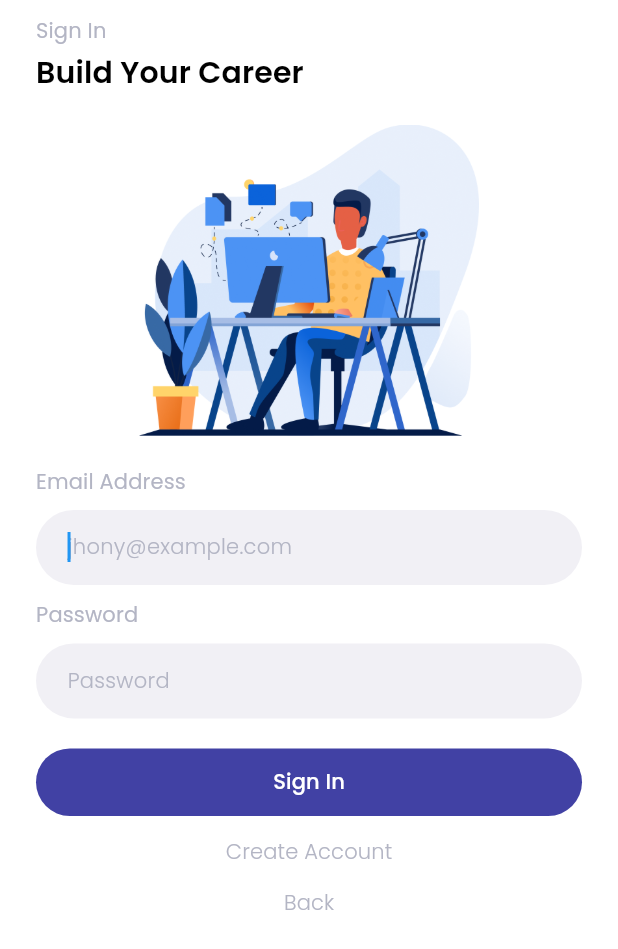
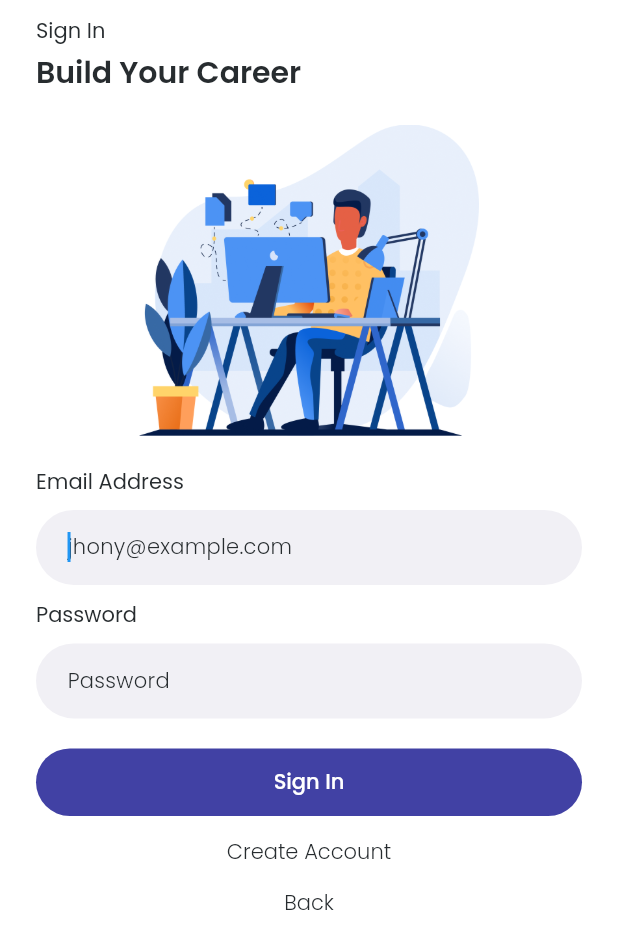
Before and after one commit to fathulaziss/findjob, a Flutter app: the screen it shows after launch, after a tap on "Sign In", on a phone screen of 412 x 824 dp. Shown: the top 949 px of the screen. Run offline on Flutter 3.47's test engine with Material 2 defaults, Android fonts, the phone set to English and light mode, and no system bars; our stand-ins replace get, google_fonts.

Commit message:
update style text

```diff
--- a/lib/shared/shared.dart
+++ /dev/null
@@ -1,2 +0,0 @@
-export 'assets.dart';
-export 'theme.dart';
--- a/lib/shared/styles.dart
+++ b/lib/shared/styles.dart
@@ -21,6 +21,7 @@ class AppColors {
 }
 
 class FontSizes {
+  static double get s10 => 10 * scale;
   static double get s14 => 14 * scale;
   static double get s16 => 16 * scale;
   static double get s20 => 20 * scale;
--- a/lib/shared/theme.dart
+++ /dev/null
@@ -1,14 +0,0 @@
-import 'package:flutter/material.dart';
-import 'package:google_fonts/google_fonts.dart';
-
-Color mainColor = Color(0xFF4141A4);
-Color secondColor = Color(0xFFFD4F56);
-
-TextStyle whiteTextStyle = GoogleFonts.poppins().copyWith(
-    color: Colors.white, fontWeight: FontWeight.w300, letterSpacing: 0.1);
-TextStyle blackTextStyle = GoogleFonts.poppins().copyWith(
-    color: Colors.black, fontWeight: FontWeight.w300, letterSpacing: 0.1);
-TextStyle purpleTextStyle = GoogleFonts.poppins().copyWith(
-    color: mainColor, fontWeight: FontWeight.w300, letterSpacing: 0.1);
-TextStyle grayTextStyle = GoogleFonts.poppins().copyWith(
-    color: Color(0xFFB3B5C4), fontWeight: FontWeight.w300, letterSpacing: 0.1);
--- a/lib/ui/pages/logged/favorite_page.dart
+++ b/lib/ui/pages/logged/favorite_page.dart
@@ -1,4 +1,4 @@
-import 'package:findjob/shared/shared.dart';
+import 'package:findjob/shared/styles.dart';
 import 'package:flutter/material.dart';
 
 class FavoritePage extends StatelessWidget {
@@ -9,7 +9,7 @@ class FavoritePage extends StatelessWidget {
     return Container(
       color: Colors.white,
       child: Center(
-        child: Text("Like Page", style: blackTextStyle),
+        child: Text("Like Page", style: TextStyles.blackMedium),
       ),
     );
   }
--- a/lib/ui/pages/logged/home_page.dart
+++ b/lib/ui/pages/logged/home_page.dart
@@ -1,4 +1,4 @@
-import 'package:findjob/shared/shared.dart';
+import 'package:findjob/shared/styles.dart';
 import 'package:flutter/material.dart';
 
 class HomePage extends StatelessWidget {
@@ -9,7 +9,7 @@ class HomePage extends StatelessWidget {
     return Container(
       color: Colors.white,
       child: Center(
-        child: Text("Home Page", style: blackTextStyle),
+        child: Text("Home Page", style: TextStyles.blackMedium),
       ),
     );
   }
--- a/lib/ui/pages/logged/notification_page.dart
+++ b/lib/ui/pages/logged/notification_page.dart
@@ -1,4 +1,4 @@
-import 'package:findjob/shared/shared.dart';
+import 'package:findjob/shared/styles.dart';
 import 'package:flutter/material.dart';
 
 class NotificationPage extends StatelessWidget {
@@ -9,7 +9,7 @@ class NotificationPage extends StatelessWidget {
     return Container(
       color: Colors.white,
       child: Center(
-        child: Text("Notification Page", style: blackTextStyle),
+        child: Text("Notification Page", style: TextStyles.blackMedium),
       ),
     );
   }
--- a/lib/ui/pages/logged/profile_page.dart
+++ b/lib/ui/pages/logged/profile_page.dart
@@ -1,4 +1,4 @@
-import 'package:findjob/shared/shared.dart';
+import 'package:findjob/shared/styles.dart';
 import 'package:flutter/material.dart';
 
 class ProfilePage extends StatelessWidget {
@@ -9,7 +9,7 @@ class ProfilePage extends StatelessWidget {
     return Container(
       color: Colors.white,
       child: Center(
-        child: Text("Profile Page", style: blackTextStyle),
+        child: Text("Profile Page", style: TextStyles.blackMedium),
       ),
     );
   }
--- a/lib/ui/pages/non_logged/login_page.dart
+++ b/lib/ui/pages/non_logged/login_page.dart
@@ -1,4 +1,5 @@
-import 'package:findjob/shared/shared.dart';
+import 'package:findjob/shared/assets.dart';
+import 'package:findjob/shared/styles.dart';
 import 'package:findjob/ui/pages/logged/main_page.dart';
 import 'package:findjob/ui/pages/non_logged/register_page.dart';
 import 'package:findjob/ui/widgets/button_primary.dart';
@@ -43,9 +44,8 @@ class _LoginPageState extends State<LoginPage> {
                   obsecureText: true,
                 ),
                 ButtonPrimary(
-                  backgroundColor: mainColor,
-                  titleStyle: whiteTextStyle.copyWith(
-                      fontSize: 14, fontWeight: FontWeight.w500),
+                  backgroundColor: AppColors.mainColor,
+                  titleStyle: TextStyles.whiteMedium,
                   title: 'Sign In',
                   onPressed: () {
                     Get.to(() => MainPage(
@@ -62,19 +62,13 @@ class _LoginPageState extends State<LoginPage> {
                         Colors.black.withOpacity(0.05)),
                     shadowColor: MaterialStateProperty.all(Colors.transparent),
                   ),
-                  child: Text(
-                    "Create Account",
-                    style: grayTextStyle.copyWith(fontSize: 14),
-                  ),
+                  child: Text("Create Account", style: TextStyles.greyLight),
                 ),
                 InkWell(
                   onTap: () {
                     Get.back();
                   },
-                  child: Text(
-                    "Back",
-                    style: grayTextStyle.copyWith(fontSize: 14),
-                  ),
+                  child: Text("Back", style: TextStyles.greyLight),
                 )
               ],
             ),
@@ -88,13 +82,10 @@ class _LoginPageState extends State<LoginPage> {
     return Column(
       crossAxisAlignment: CrossAxisAlignment.start,
       children: [
-        Text('Sign In',
-            style: grayTextStyle.copyWith(
-                fontSize: 14, fontWeight: FontWeight.w400)),
+        Text('Sign In', style: TextStyles.greyNormal),
         SizedBox(height: 2),
         Text('Build Your Career',
-            style: blackTextStyle.copyWith(
-                fontSize: 20, fontWeight: FontWeight.w600)),
+            style: TextStyles.blackSemiBold.copyWith(fontSize: FontSizes.s20)),
         SizedBox(height: 20),
         Center(
             child: Image.asset(Assets.imageLogin,
--- a/lib/ui/pages/non_logged/onboarding_page.dart
+++ b/lib/ui/pages/non_logged/onboarding_page.dart
@@ -1,5 +1,5 @@
 import 'package:findjob/shared/assets.dart';
-import 'package:findjob/shared/shared.dart';
+import 'package:findjob/shared/styles.dart';
 import 'package:findjob/ui/pages/non_logged/login_page.dart';
 import 'package:findjob/ui/pages/non_logged/register_page.dart';
 import 'package:findjob/ui/widgets/button_outlined.dart';
@@ -28,12 +28,10 @@ class OnBoardingPage extends StatelessWidget {
                 crossAxisAlignment: CrossAxisAlignment.start,
                 children: [
                   Text('Build Your Habbit\nto Get Future Career\nLike a Master',
-                      style: whiteTextStyle.copyWith(
-                          fontSize: 26, fontWeight: FontWeight.w400)),
+                      style: TextStyles.whiteNormal
+                          .copyWith(fontSize: FontSizes.s32)),
                   SizedBox(height: 20),
-                  Text('18.000 jobs available',
-                      style: whiteTextStyle.copyWith(
-                          fontSize: 14, fontWeight: FontWeight.w300))
+                  Text('18.000 jobs available', style: TextStyles.whiteLight)
                 ],
               ),
             ),
--- a/lib/ui/widgets/button_outlined.dart
+++ b/lib/ui/widgets/button_outlined.dart
@@ -1,4 +1,4 @@
-import 'package:findjob/shared/shared.dart';
+import 'package:findjob/shared/styles.dart';
 import 'package:flutter/material.dart';
 
 class ButtonOutlined extends StatelessWidget {
@@ -37,10 +37,7 @@ class ButtonOutlined extends StatelessWidget {
           overlayColor: MaterialStateProperty.all(Colors.black12),
           shadowColor: MaterialStateProperty.all(Colors.transparent),
         ),
-        child: Text(title ?? '',
-            style: titleStyle ??
-                whiteTextStyle.copyWith(
-                    fontSize: 14, fontWeight: FontWeight.w500)),
+        child: Text(title ?? '', style: titleStyle ?? TextStyles.whiteMedium),
       ),
     );
   }
--- a/lib/ui/widgets/button_primary.dart
+++ b/lib/ui/widgets/button_primary.dart
@@ -1,4 +1,4 @@
-import 'package:findjob/shared/shared.dart';
+import 'package:findjob/shared/styles.dart';
 import 'package:flutter/material.dart';
 
 class ButtonPrimary extends StatelessWidget {
@@ -37,10 +37,7 @@ class ButtonPrimary extends StatelessWidget {
           overlayColor: MaterialStateProperty.all(Colors.black12),
           shadowColor: MaterialStateProperty.all(Colors.transparent),
         ),
-        child: Text(title ?? '',
-            style: titleStyle ??
-                purpleTextStyle.copyWith(
-                    fontSize: 14, fontWeight: FontWeight.w500)),
+        child: Text(title ?? '', style: titleStyle ?? TextStyles.purpleMedium),
       ),
     );
   }
--- a/lib/ui/widgets/input_form_primary.dart
+++ b/lib/ui/widgets/input_form_primary.dart
@@ -1,4 +1,4 @@
-import 'package:findjob/shared/shared.dart';
+import 'package:findjob/shared/styles.dart';
 import 'package:flutter/material.dart';
 
 class InputFormPrimary extends StatefulWidget {
@@ -32,9 +32,7 @@ class _InputFormPrimaryState extends State<InputFormPrimary> {
       child: Column(
         crossAxisAlignment: CrossAxisAlignment.start,
         children: [
-          Text(widget.title ?? '',
-              style: grayTextStyle.copyWith(
-                  fontSize: 14, fontWeight: FontWeight.w400)),
+          Text(widget.title ?? '', style: TextStyles.greyNormal),
           SizedBox(height: 8),
           Container(
             width: double.infinity,
@@ -45,18 +43,14 @@ class _InputFormPrimaryState extends State<InputFormPrimary> {
                 border: Border.all(
                     width: 1, color: widget.colorBorder ?? Colors.transparent)),
             child: TextFormField(
-              style: blackTextStyle.copyWith(
-                  fontSize: 14, fontWeight: FontWeight.w400),
+              style: TextStyles.blackNormal,
               autofocus: true,
               obscureText: widget.obsecureText ?? false,
               controller: widget.controller,
               decoration: InputDecoration(
                 border: InputBorder.none,
                 contentPadding: EdgeInsets.symmetric(horizontal: 20),
-                hintStyle: grayTextStyle.copyWith(
-                    fontSize: 14,
-                    fontWeight: FontWeight.w300,
-                    letterSpacing: 0.2),
+                hintStyle: TextStyles.greyLight.copyWith(letterSpacing: 0.2),
                 hintText: widget.hintText ?? '',
               ),
             ),
```
Also changed, not shown: lib/ui/pages/non_logged/register_page.dart (+8 -13 lines), lib/ui/pages/non_logged/splash_page.dart (+4 -4 lines), lib/ui/widgets/custom_bottom_navbar.dart (+17 -9 lines).
